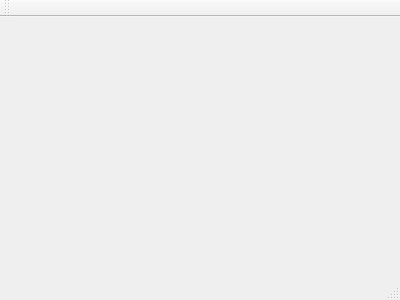
TischlerWilly/postprozessor, file mainwindow.ui: the form before one commit.
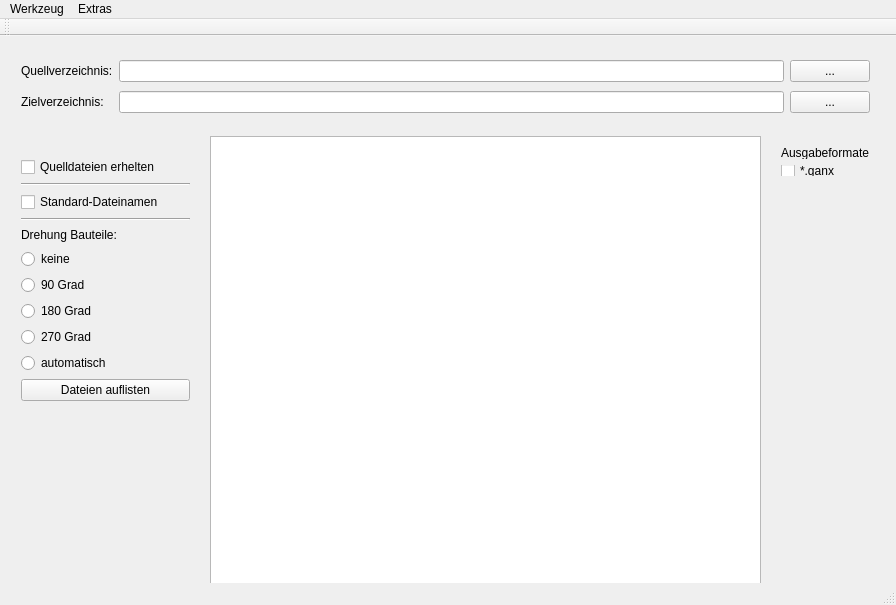
The form after the commit.

Commit message: UI fertig gemacht

Patch:
```diff
--- a/mainwindow.ui
+++ b/mainwindow.ui
@@ -1,24 +1,238 @@
 <ui version="4.0">
  <class>MainWindow</class>
- <widget class="QMainWindow" name="MainWindow" >
-  <property name="geometry" >
+ <widget class="QMainWindow" name="MainWindow">
+  <property name="geometry">
    <rect>
     <x>0</x>
     <y>0</y>
-    <width>400</width>
-    <height>300</height>
+    <width>896</width>
+    <height>605</height>
    </rect>
   </property>
   <property name="windowTitle" >
    <string>MainWindow</string>
   </property>
-  <widget class="QMenuBar" name="menuBar" />
-  <widget class="QToolBar" name="mainToolBar" />
-  <widget class="QWidget" name="centralWidget" />
-  <widget class="QStatusBar" name="statusBar" />
+  <widget class="QWidget" name="centralWidget">
+   <widget class="QPlainTextEdit" name="plainTextEdit_eldungen">
+    <property name="geometry">
+     <rect>
+      <x>210</x>
+      <y>100</y>
+      <width>551</width>
+      <height>451</height>
+     </rect>
+    </property>
+    <property name="readOnly">
+     <bool>true</bool>
+    </property>
+   </widget>
+   <widget class="QWidget" name="layoutWidget">
+    <property name="geometry">
+     <rect>
+      <x>10</x>
+      <y>10</y>
+      <width>871</width>
+      <height>81</height>
+     </rect>
+    </property>
+    <layout class="QGridLayout" name="gridLayout">
+     <item row="0" column="0">
+      <widget class="QLabel" name="label_quelle">
+       <property name="text">
+        <string>Quellverzeichnis:</string>
+       </property>
+      </widget>
+     </item>
+     <item row="0" column="1">
+      <widget class="QLineEdit" name="lineEdit_quelle"/>
+     </item>
+     <item row="0" column="2">
+      <widget class="QPushButton" name="pushButton__quelle">
+       <property name="text">
+        <string>...</string>
+       </property>
+      </widget>
+     </item>
+     <item row="1" column="0">
+      <widget class="QLabel" name="label_ziel">
+       <property name="text">
+        <string>Zielverzeichnis:</string>
+       </property>
+      </widget>
+     </item>
+     <item row="1" column="1">
+      <widget class="QLineEdit" name="lineEdit_ziel"/>
+     </item>
+     <item row="1" column="2">
+      <widget class="QPushButton" name="pushButton_ziel">
+       <property name="text">
+        <string>...</string>
+       </property>
+      </widget>
+     </item>
+    </layout>
+   </widget>
+   <widget class="QWidget" name="layoutWidget">
+    <property name="geometry">
+     <rect>
+      <x>10</x>
+      <y>110</y>
+      <width>191</width>
+      <height>266</height>
+     </rect>
+    </property>
+    <layout class="QVBoxLayout" name="verticalLayout">
+     <item>
+      <widget class="QCheckBox" name="checkBox_quelldat_erhalt">
+       <property name="text">
+        <string>Quelldateien erhelten</string>
+       </property>
+      </widget>
+     </item>
+     <item>
+      <widget class="Line" name="line">
+       <property name="orientation">
+        <enum>Qt::Horizontal</enum>
+       </property>
+      </widget>
+     </item>
+     <item>
+      <widget class="QCheckBox" name="checkBox_std_namen_zuweisen">
+       <property name="text">
+        <string>Standard-Dateinamen</string>
+       </property>
+      </widget>
+     </item>
+     <item>
+      <widget class="Line" name="line_2">
+       <property name="orientation">
+        <enum>Qt::Horizontal</enum>
+       </property>
+      </widget>
+     </item>
+     <item>
+      <widget class="QLabel" name="label_drehung">
+       <property name="text">
+        <string>Drehung Bauteile:</string>
+       </property>
+      </widget>
+     </item>
+     <item>
+      <widget class="QRadioButton" name="radioButton_drehung_0">
+       <property name="text">
+        <string>keine</string>
+       </property>
+      </widget>
+     </item>
+     <item>
+      <widget class="QRadioButton" name="radioButton_drehung_90">
+       <property name="text">
+        <string>90 Grad</string>
+       </property>
+      </widget>
+     </item>
+     <item>
+      <widget class="QRadioButton" name="radioButton_drehung_180">
+       <property name="text">
+        <string>180 Grad</string>
+       </property>
+      </widget>
+     </item>
+     <item>
+      <widget class="QRadioButton" name="radioButton_drehung_270">
+       <property name="text">
+        <string>270 Grad</string>
+       </property>
+      </widget>
+     </item>
+     <item>
+      <widget class="QRadioButton" name="radioButton_drehung_autom">
+       <property name="text">
+        <string>automatisch</string>
+       </property>
+      </widget>
+     </item>
+     <item>
+      <widget class="QPushButton" name="pushButton_dateien_auflisten">
+       <property name="text">
+        <string>Dateien auflisten</string>
+       </property>
+      </widget>
+     </item>
+    </layout>
+   </widget>
+   <widget class="QWidget" name="">
+    <property name="geometry">
+     <rect>
+      <x>770</x>
+      <y>100</y>
+      <width>111</width>
+      <height>51</height>
+     </rect>
+    </property>
+    <layout class="QVBoxLayout" name="verticalLayout_2">
+     <item>
+      <widget class="QLabel" name="label_ausgbeformate">
+       <property name="text">
+        <string>Ausgabeformate:</string>
+       </property>
+      </widget>
+     </item>
+     <item>
+      <widget class="QCheckBox" name="checkBox_af_ganx">
+       <property name="text">
+        <string>*.ganx</string>
+       </property>
+      </widget>
+     </item>
+    </layout>
+   </widget>
+  </widget>
+  <widget class="QMenuBar" name="menuBar">
+   <property name="geometry">
+    <rect>
+     <x>0</x>
+     <y>0</y>
+     <width>896</width>
+     <height>27</height>
+    </rect>
+   </property>
+   <widget class="QMenu" name="menuWerkzeug">
+    <property name="title">
+     <string>Werkzeug</string>
+    </property>
+    <addaction name="actionWerkzeug_ganx_anzeigen"/>
+   </widget>
+   <widget class="QMenu" name="menuExtras">
+    <property name="title">
+     <string>Extras</string>
+    </property>
+    <addaction name="actionInfo"/>
+   </widget>
+   <addaction name="menuWerkzeug"/>
+   <addaction name="menuExtras"/>
+  </widget>
+  <widget class="QToolBar" name="mainToolBar">
+   <attribute name="toolBarArea">
+    <enum>TopToolBarArea</enum>
+   </attribute>
+   <attribute name="toolBarBreak">
+    <bool>false</bool>
+   </attribute>
+  </widget>
+  <widget class="QStatusBar" name="statusBar"/>
+  <action name="actionWerkzeug_ganx_anzeigen">
+   <property name="text">
+    <string>Werkzeug ganx anzeigen</string>
+   </property>
+  </action>
+  <action name="actionInfo">
+   <property name="text">
+    <string>Info</string>
+   </property>
+  </action>
  </widget>
- <layoutDefault spacing="6" margin="11" />
- <pixmapfunction></pixmapfunction>
+ <layoutdefault spacing="6" margin="11"/>
  <resources/>
  <connections/>
 </ui>
```
Left out of the diff: 5 changed lines with no effect on the pictures. The commit also changes 6 other files.
